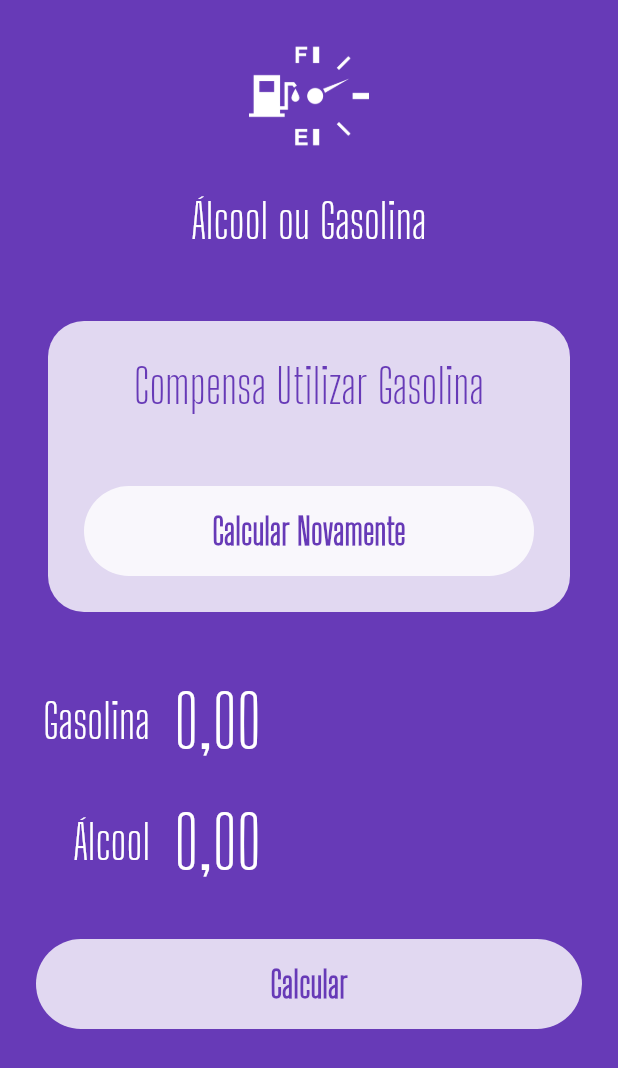
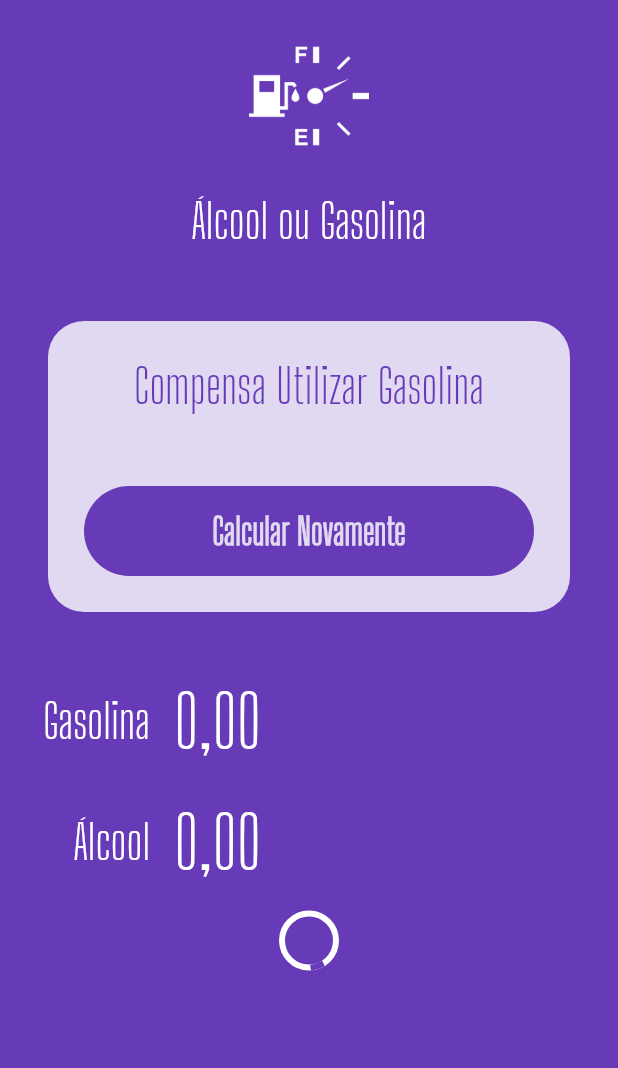
Before and after one commit to ViniciusPii/alcohol-or-gasoline-flutter, a Flutter app: the screen it shows after launch, on a phone screen of 412 x 824 dp. Shown: the top 1068 px of the screen. Run offline on Flutter 3.47's test engine with Material 2 defaults, Android fonts, the phone set to English and light mode, and no system bars; our stand-ins replace flutter_masked_text.

Commit message:
feat(button): Melhorias no Button e adição do Loading

```diff
--- a/lib/src/components/button_component.dart
+++ b/lib/src/components/button_component.dart
@@ -2,28 +2,44 @@ import 'package:flutter/material.dart';
 
 class ButtonComponent extends StatelessWidget {
   var textButton = "";
-  var function;
+  var busy = false;
+  var invert = false;
+  Function function;
 
   ButtonComponent({
     @required this.textButton,
     @required this.function,
+    @required this.invert,
+    @required this.busy,
   });
 
   @override
   Widget build(BuildContext context) {
-    return Container(
+    return busy
+        ? Container(
+            alignment: Alignment.center,
+            height: 50,
+            child: CircularProgressIndicator(
+              backgroundColor: Colors.white,
+            ),
+          )
+        : Container(
             width: double.infinity,
             margin: EdgeInsets.all(24),
             height: 60,
             decoration: BoxDecoration(
-        color: Colors.white.withOpacity(0.8),
+              color: invert
+                  ? Theme.of(context).primaryColor
+                  : Colors.white.withOpacity(0.8),
               borderRadius: BorderRadius.circular(60),
             ),
             child: FlatButton(
               child: Text(
                 textButton,
                 style: TextStyle(
-            color: Theme.of(context).primaryColor,
+                  color: invert
+                      ? Colors.white.withOpacity(0.8)
+                      : Theme.of(context).primaryColor,
                   fontSize: 24,
                   fontFamily: 'Big Shoulders Display',
                   fontWeight: FontWeight.bold,
--- a/lib/src/pages/home_page.dart
+++ b/lib/src/pages/home_page.dart
@@ -18,7 +18,7 @@ class Home extends StatelessWidget {
           Container(
             margin: EdgeInsets.all(32),
             decoration: BoxDecoration(
-              color: Colors.white.withOpacity(0.8),
+              color:  Colors.white.withOpacity(0.8),
               borderRadius: BorderRadius.circular(24),
             ),
             child: Column(
@@ -37,6 +37,8 @@ class Home extends StatelessWidget {
                 ),
                 ButtonComponent(
                   textButton: 'Calcular Novamente',
+                  busy: false,
+                  invert: true,
                   function: (){},
                 )
               ],
@@ -52,6 +54,8 @@ class Home extends StatelessWidget {
           ),
           ButtonComponent(
             textButton: 'Calcular',
+            busy: true,
+            invert: false,
             function: () {},
           ),
         ],
```
Lines whose indentation alone changed are shown as unchanged.
